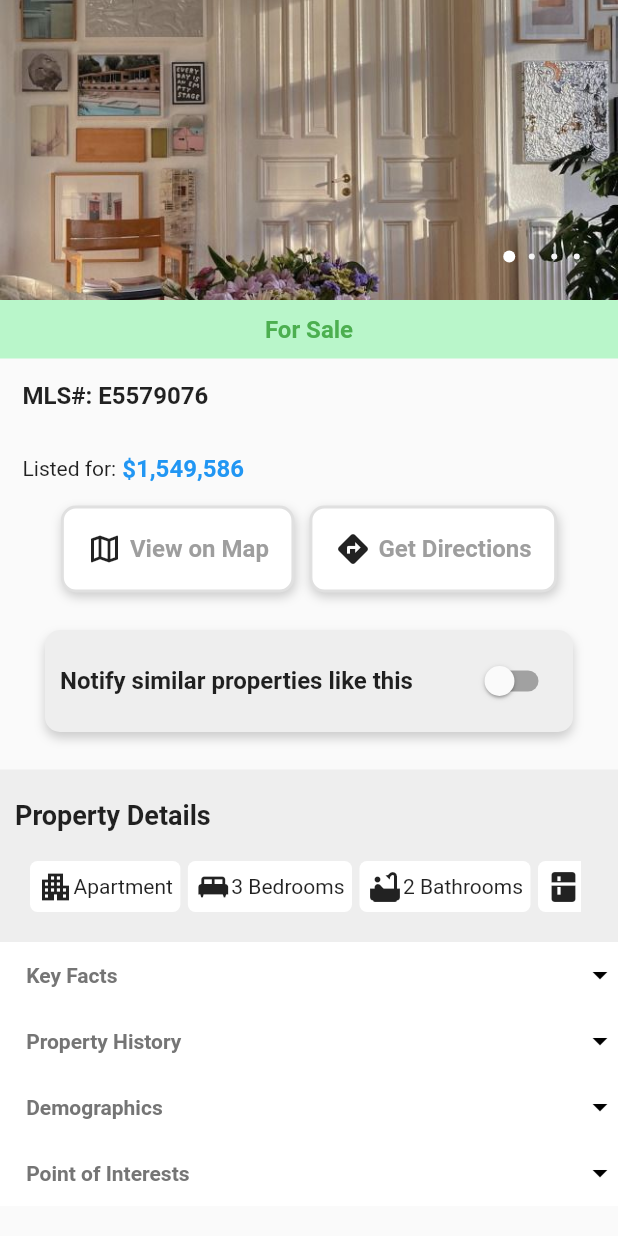
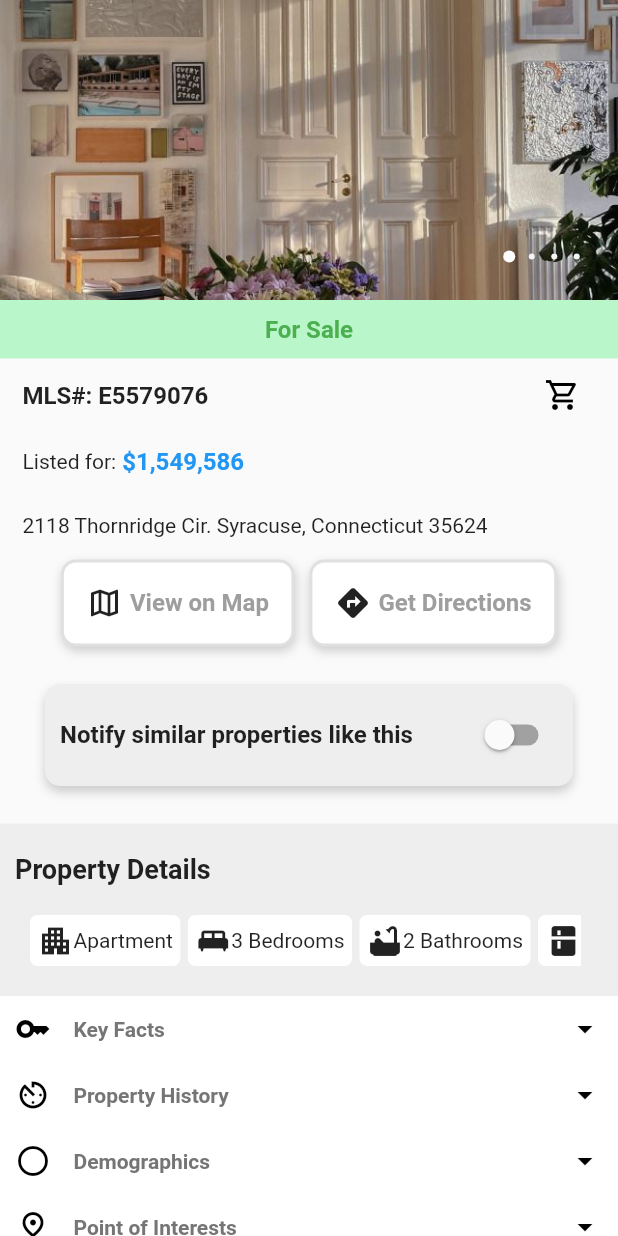
Before and after one commit to chhand2808/Showing_guide_Flutter_intern_project, a Flutter app: the screen it shows after launch, on a phone screen of 412 x 824 dp. Run offline on Flutter 3.47's test engine with Material 2 defaults, Android fonts, the light colour scheme and no system bars; drawn by our look-alikes of carousel_pro.

Commit message:
final touches

```diff
--- a/showing_guide_internship_proj/lib/info.dart
+++ b/showing_guide_internship_proj/lib/info.dart
@@ -34,17 +34,33 @@ class _KeyFacts extends State<KeyFacts> {
               child: Row(
                 mainAxisAlignment: MainAxisAlignment.spaceBetween,
                 children: [
-                  Text(
-                    '     Key Facts',
+                  Row(
+                    mainAxisAlignment: MainAxisAlignment.start,
+                    children: [
+                      Padding(
+                        padding: const EdgeInsets.only(left: 10.0),
+                        child: Icon(Icons.key,
+                          color: Colors.black,),
+                      ),
+                      Padding(
+                        padding: const EdgeInsets.only(left: 15.0),
+                        child: Text(
+                          'Key Facts',
                           style: TextStyle(
                             color: isTapped ? Colors.white : Colors.grey[600],
                             fontWeight: FontWeight.bold,
                           ),
                         ),
+                      ),
+                    ],
+                  ),
 
-                  Icon(
+                  Padding(
+                    padding: const EdgeInsets.only(right: 10.0),
+                    child: Icon(
                       isTapped ? Icons.arrow_drop_up : Icons.arrow_drop_down,
                       color: isTapped ? Colors.white : Colors.black,
+                    ),
                   ),
                 ],
               ),
--- a/showing_guide_internship_proj/lib/info2.dart
+++ b/showing_guide_internship_proj/lib/info2.dart
@@ -34,16 +34,31 @@ class _Df extends State<Df> {
               child: Row(
                 mainAxisAlignment: MainAxisAlignment.spaceBetween,
                 children: [
-                  Text(
-                    '     Demographics',
+                  Row(
+                    children: [
+                      Padding(
+                        padding: const EdgeInsets.only(left: 10.0),
+                        child: Icon(Icons.circle_outlined,color: Colors.black,),
+                      ),
+                      Padding(
+                        padding: const EdgeInsets.only(left: 15.0),
+                        child: Text(
+                          'Demographics',
                           style: TextStyle(
                             color: isTapped ? Colors.white : Colors.grey[600],
                             fontWeight: FontWeight.bold,
                           ),
                         ),
-                  Icon(
+                      ),
+                    ],
+                  ),
+
+                  Padding(
+                    padding: const EdgeInsets.only(right: 10.0),
+                    child: Icon(
                       isTapped ? Icons.arrow_drop_up : Icons.arrow_drop_down,
                       color: isTapped ? Colors.white : Colors.black,
+                    ),
                   ),
                 ],
               ),
--- a/showing_guide_internship_proj/lib/info3.dart
+++ b/showing_guide_internship_proj/lib/info3.dart
@@ -34,16 +34,31 @@ class _PoiP extends State<PoiP> {
               child: Row(
                 mainAxisAlignment: MainAxisAlignment.spaceBetween,
                 children: [
-                  Text(
-                    '     Point of Interests',
+                  Row(
+                    children: [
+                      Padding(
+                        padding: const EdgeInsets.only(left: 10.0),
+                        child: Icon(Icons.pin_drop_outlined,color: Colors.black,),
+                      ),
+                      Padding(
+                        padding: const EdgeInsets.only(left: 15.0),
+                        child: Text(
+                          'Point of Interests',
                           style: TextStyle(
                             color: isTapped ? Colors.white : Colors.grey[600],
                             fontWeight: FontWeight.bold,
                           ),
                         ),
-                  Icon(
+                      ),
+                    ],
+                  ),
+
+                  Padding(
+                    padding: const EdgeInsets.only(right: 10.0),
+                    child: Icon(
                       isTapped ? Icons.arrow_drop_up : Icons.arrow_drop_down,
                       color: isTapped ? Colors.white : Colors.black,
+                    ),
                   ),
                 ],
               ),
--- a/showing_guide_internship_proj/lib/main.dart
+++ b/showing_guide_internship_proj/lib/main.dart
@@ -64,6 +64,9 @@ class _showingGuideState extends State<showingGuide> {
             ),
             MyButtonF(onTap: back,),
 
+            Row(
+              mainAxisAlignment: MainAxisAlignment.spaceBetween,
+              children: [
                 Padding(
                   padding: const EdgeInsets.all(15),
                   child: Text('MLS#: E5579076',
@@ -74,7 +77,13 @@ class _showingGuideState extends State<showingGuide> {
                   ),
                 ),
                 Padding(
-              padding: const EdgeInsets.all(15),
+                  padding: const EdgeInsets.only(right: 25.0),
+                  child: Icon(Icons.shopping_cart_outlined,color: Colors.black,),
+                )
+              ],
+            ),
+            Padding(
+              padding: const EdgeInsets.only(left:15 ,top: 10,bottom: 10),
               child: Row(
                 children: [
                   Text('Listed for:'),
@@ -89,6 +98,12 @@ class _showingGuideState extends State<showingGuide> {
                 ],
               ),
             ),
+            Padding(
+              padding: const EdgeInsets.all(15.0),
+              child: Text("2118 Thornridge Cir. Syracuse, Connecticut 35624"),
+            ),
+
+
             Row(
               mainAxisAlignment: MainAxisAlignment.center,
               children: [
@@ -107,8 +122,6 @@ class _showingGuideState extends State<showingGuide> {
             PoiP(),
             SizedBox(height:130,width: 100, child: MyNotesScreen()),
             ListingAgentWidget(),
-
-
           ],
         ),
         ),
--- a/showing_guide_internship_proj/lib/property_features.dart
+++ b/showing_guide_internship_proj/lib/property_features.dart
@@ -34,16 +34,31 @@ class _PropertyHistoryWidgetState extends State<PropertyHistoryWidget> {
               child: Row(
                 mainAxisAlignment: MainAxisAlignment.spaceBetween,
                 children: [
-                  Text(
-                    '     Property History',
+                  Row(
+                    children: [
+                      Padding(
+                        padding: const EdgeInsets.only(left: 10.0),
+                        child: Icon(Icons.av_timer_outlined,color: Colors.black,),
+                      ),
+                      Padding(
+                        padding: const EdgeInsets.only(left: 15.0),
+                        child: Text(
+                          'Property History',
                           style: TextStyle(
                             color: isTapped ? Colors.white : Colors.grey[600],
                             fontWeight: FontWeight.bold,
                           ),
                         ),
-                  Icon(
+                      ),
+                    ],
+                  ),
+
+                  Padding(
+                    padding: const EdgeInsets.only(right: 10.0),
+                    child: Icon(
                       isTapped ? Icons.arrow_drop_up : Icons.arrow_drop_down,
                       color: isTapped ? Colors.white : Colors.black,
+                    ),
                   ),
                 ],
               ),
```
Lines whose indentation alone changed are shown as unchanged.
